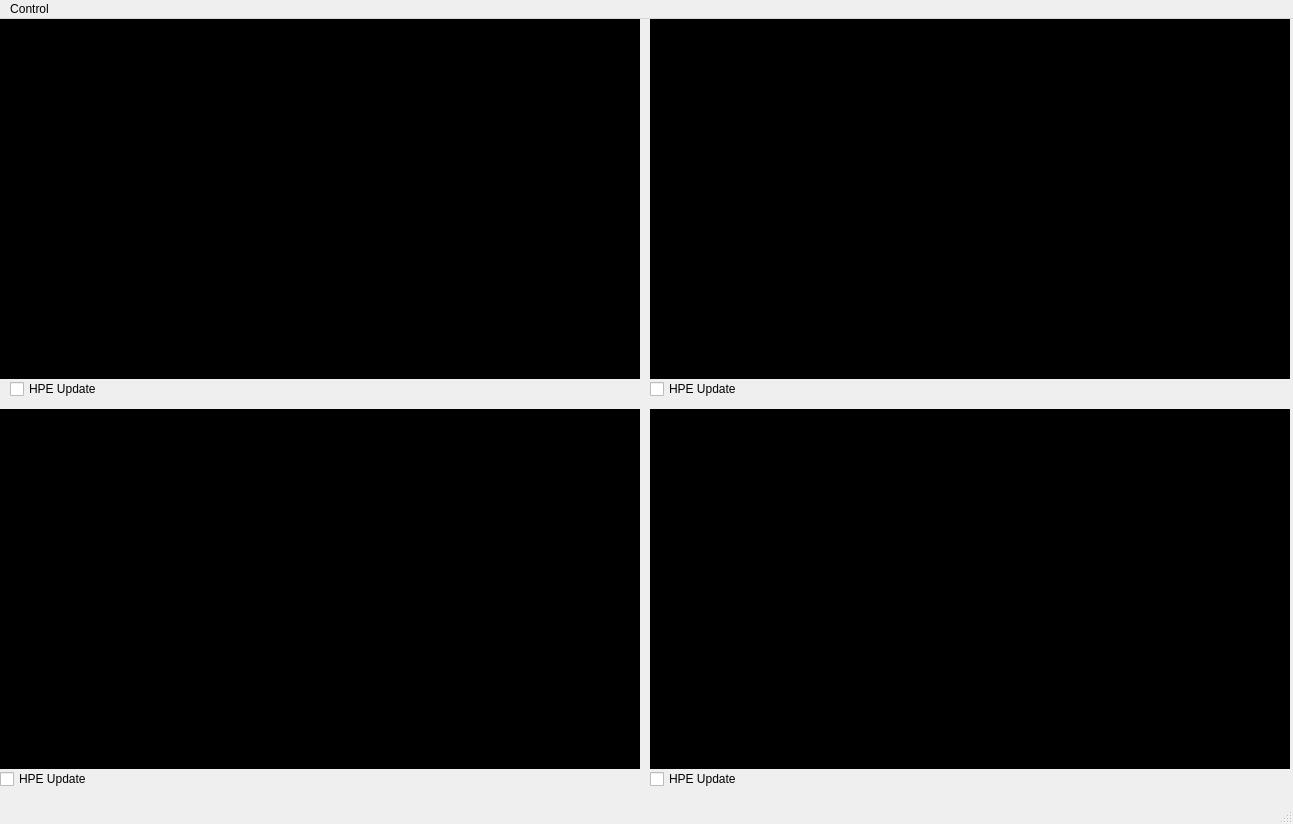
Old version of the form gui.ui in the repository elecun/flame-avsim-cam.
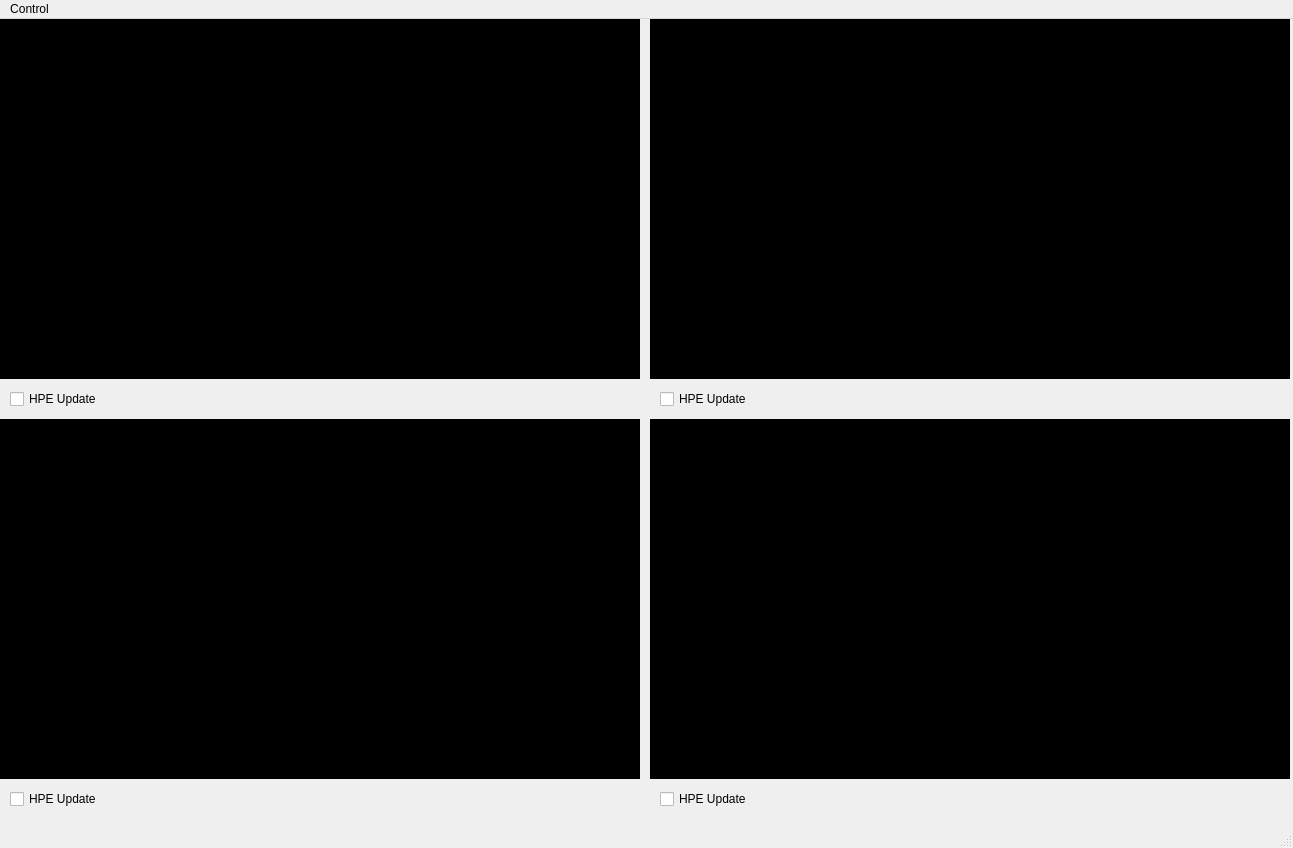
New version of the form.

What changed in the file:
```diff
--- a/gui.ui
+++ b/gui.ui
@@ -7,7 +7,7 @@
     <x>0</x>
     <y>0</y>
     <width>1293</width>
-    <height>824</height>
+    <height>848</height>
    </rect>
   </property>
   <property name="windowTitle">
@@ -40,7 +40,7 @@
     <property name="geometry">
      <rect>
       <x>0</x>
-      <y>390</y>
+      <y>400</y>
       <width>640</width>
       <height>360</height>
      </rect>
@@ -59,7 +59,7 @@
     <property name="geometry">
      <rect>
       <x>650</x>
-      <y>390</y>
+      <y>400</y>
       <width>640</width>
       <height>360</height>
      </rect>
@@ -97,7 +97,7 @@
     <property name="geometry">
      <rect>
       <x>10</x>
-      <y>360</y>
+      <y>370</y>
       <width>191</width>
       <height>20</height>
      </rect>
@@ -109,8 +109,8 @@
    <widget class="QCheckBox" name="check_hpe_update_cam2">
     <property name="geometry">
      <rect>
-      <x>650</x>
-      <y>360</y>
+      <x>660</x>
+      <y>370</y>
       <width>151</width>
       <height>20</height>
      </rect>
@@ -122,8 +122,8 @@
    <widget class="QCheckBox" name="check_hpe_update_cam3">
     <property name="geometry">
      <rect>
-      <x>0</x>
-      <y>750</y>
+      <x>10</x>
+      <y>770</y>
       <width>151</width>
       <height>20</height>
      </rect>
@@ -135,8 +135,8 @@
    <widget class="QCheckBox" name="check_hpe_update_cam4">
     <property name="geometry">
      <rect>
-      <x>650</x>
-      <y>750</y>
+      <x>660</x>
+      <y>770</y>
       <width>131</width>
       <height>20</height>
      </rect>
```
